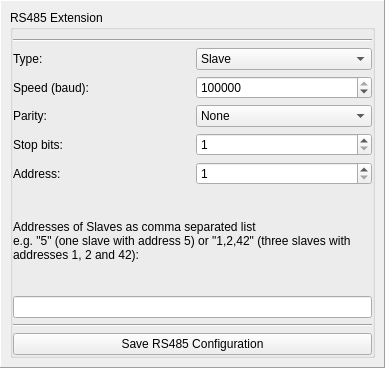
Before: the Qt Designer form src/brickv/plugin_system/plugins/master/ui/rs485.ui in Tinkerforge/brickv, drawn with Qt 5.
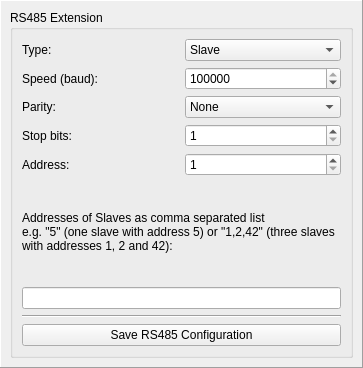
After: the same form once the commit is applied.

Commit message: Fix layout problem with groupbox in Master Extension UI

The edit to the form file:
```diff
--- a/src/brickv/plugin_system/plugins/master/ui/rs485.ui
+++ b/src/brickv/plugin_system/plugins/master/ui/rs485.ui
@@ -6,7 +6,7 @@
    <rect>
     <x>0</x>
     <y>0</y>
-    <width>385</width>
+    <width>363</width>
     <height>368</height>
    </rect>
   </property>
@@ -32,22 +32,6 @@
          <string>RS485 Extension</string>
         </property>
         <layout class="QVBoxLayout" name="verticalLayout_2">
-         <property name="leftMargin">
-          <number>0</number>
-         </property>
-         <property name="rightMargin">
-          <number>0</number>
-         </property>
-         <property name="bottomMargin">
-          <number>0</number>
-         </property>
-         <item>
-          <widget class="Line" name="line_2">
-           <property name="orientation">
-            <enum>Qt::Horizontal</enum>
-           </property>
-          </widget>
-         </item>
          <item>
           <layout class="QHBoxLayout" name="horizontalLayout_9">
            <item>
```
The commit also changes 2 other files.
